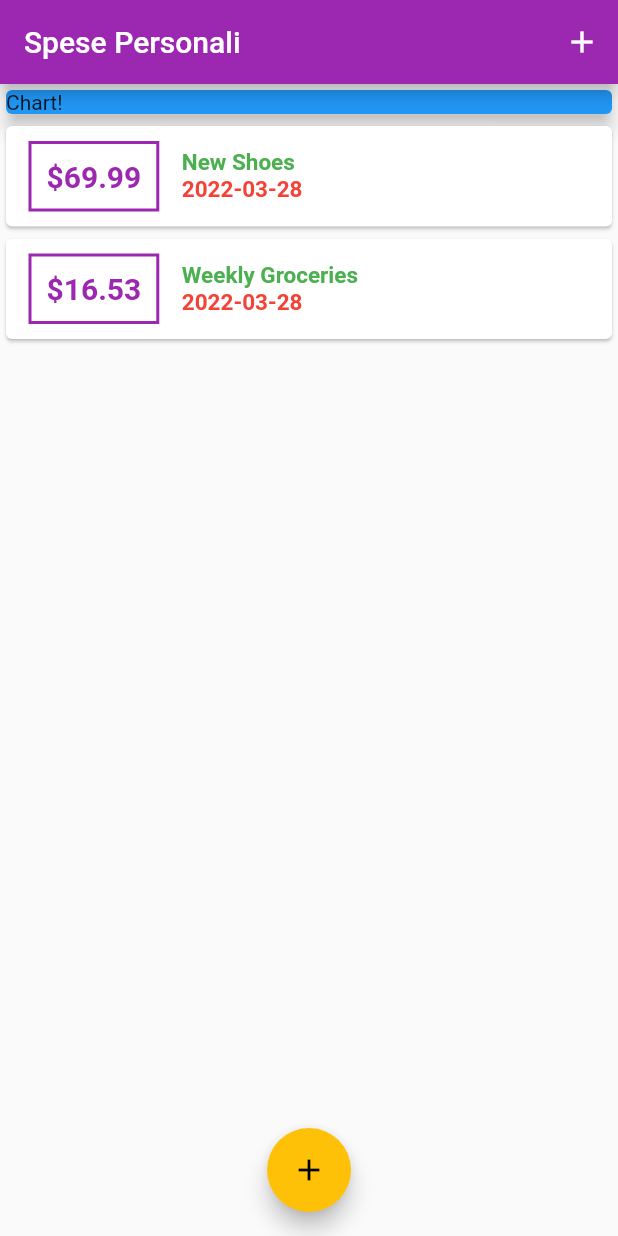
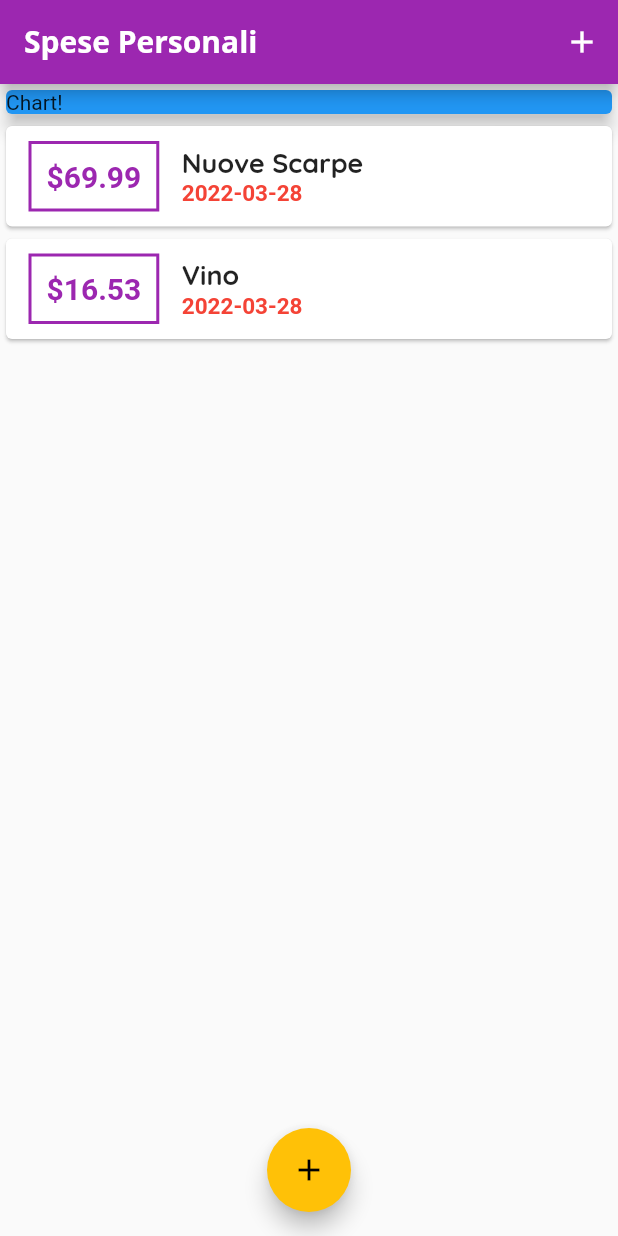
Before and after one commit to Deflomick/expanse_planner_app, a Flutter app: the screen it shows after launch, on a phone screen of 412 x 824 dp. Run offline on Flutter 3.47's test engine with Material 2 defaults, Android fonts, the phone set to English and light mode, and no system bars.

Commit message:
Style Theme

```diff
--- a/lib/main.dart
+++ b/lib/main.dart
@@ -18,6 +18,24 @@ class MyApp extends StatelessWidget {
       theme: ThemeData(
         primarySwatch: Colors.purple ,
         accentColor: Colors.amber,
+        fontFamily: 'Quicksand',
+        textTheme: ThemeData.light().textTheme.copyWith(
+          headline6: TextStyle(
+            fontFamily: 'Quicksand',
+            fontSize: 18,
+            fontWeight: FontWeight.bold,
+          ),
+        ),
+        appBarTheme: AppBarTheme(
+            textTheme: ThemeData.light().textTheme.copyWith(
+                headline6: TextStyle(
+                  fontFamily: 'Opensans',
+                  fontSize: 20,
+                  fontWeight: FontWeight.bold,
+
+                ),
+            ),
+        ),
       ),
       home: MyHomePage(),
     );
@@ -36,13 +54,13 @@ class _MyHomePageState extends State<MyHomePage> {
   final List<Transaction> _userTransactions =[
     Transaction(
       id: 't1',
-      title: 'New Shoes',
+      title: 'Nuove Scarpe',
       dateTime: DateTime.now(),
       amount: 69.99,
     ),
     Transaction(
       id: 't2',
-      title: 'Weekly Groceries',
+      title: 'Vino',
       dateTime: DateTime.now(),
       amount: 16.53,
     ),
@@ -79,7 +97,11 @@ class _MyHomePageState extends State<MyHomePage> {
   Widget build(BuildContext context) {
     return Scaffold(
       appBar: AppBar(
-        title: Text('Spese Personali'),
+        title: Text(
+          'Spese Personali' ,
+          /*style: TextStyle(fontFamily: 'Opensans'
+          ), stile singolo per un solo testo non è sempre conveniente */
+        ),
         actions: <Widget>[
           IconButton(
               onPressed: () => _startAddNewTransaction(context),
--- a/lib/widgets/transaction_list.dart
+++ b/lib/widgets/transaction_list.dart
@@ -41,11 +41,8 @@ TransactionList(this.transactions);
                   crossAxisAlignment: CrossAxisAlignment.start,
                   children: <Widget> [
                     Text(transactions[index].title,
-                      style: TextStyle(
-                        fontWeight: FontWeight.bold,
-                        fontSize: 15,
-                        color: Colors.green,
-                      ),),
+                      style: Theme.of(buildContext).textTheme.headline6,
+                    ),
                     Text(
                       DateFormat('yyyy-MM-dd').format(transactions[index].dateTime) ,
                       style: TextStyle(
```
Also changed, not shown: pubspec.yaml (+26 -20 lines), assets/fonts/OpenSans-Bold.ttf (added), assets/fonts/OpenSans-Regular.ttf (added), assets/fonts/Quicksand-Bold.ttf (added), assets/fonts/Quicksand-Light.ttf (added), assets/fonts/Quicksand-Medium.ttf (added), assets/fonts/Quicksand-Regular.ttf (added).
